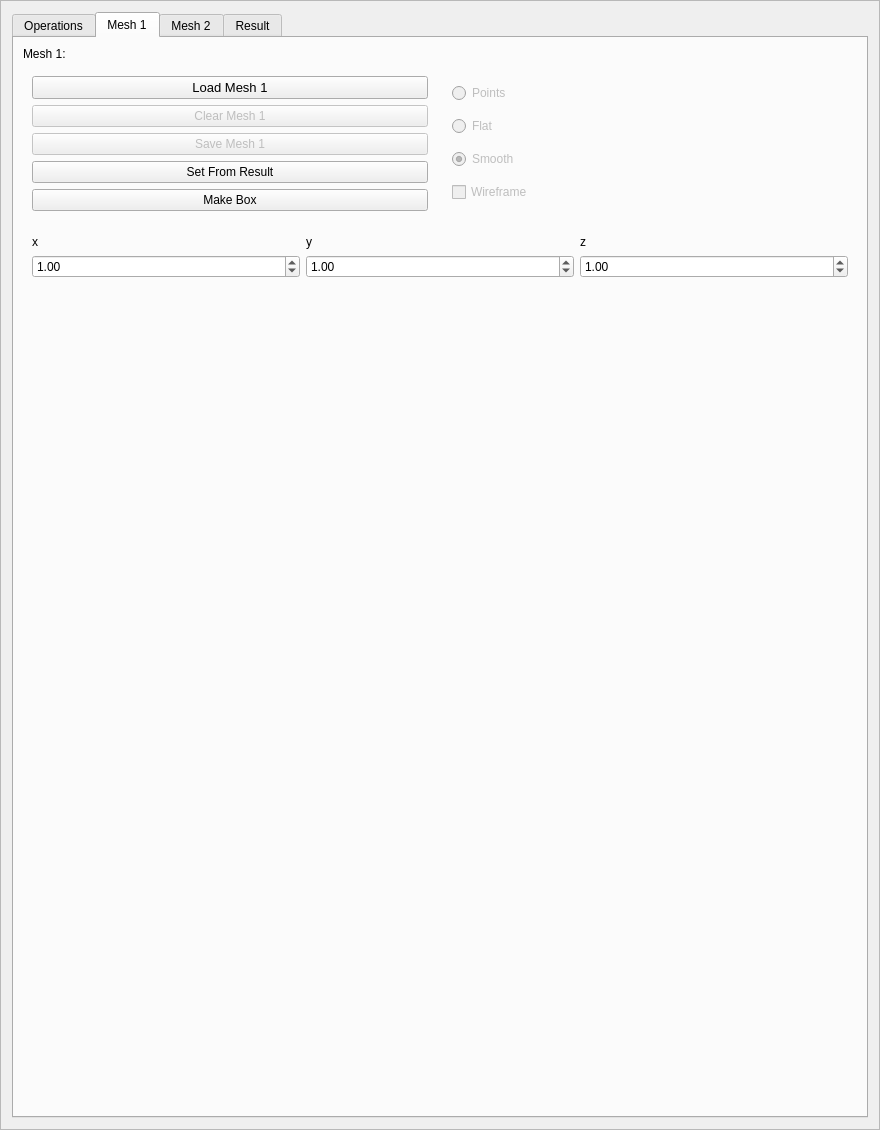
cg3hci/cg3lib, file cg3/viewer/managers/booleans_manager.ui: the form before one commit.
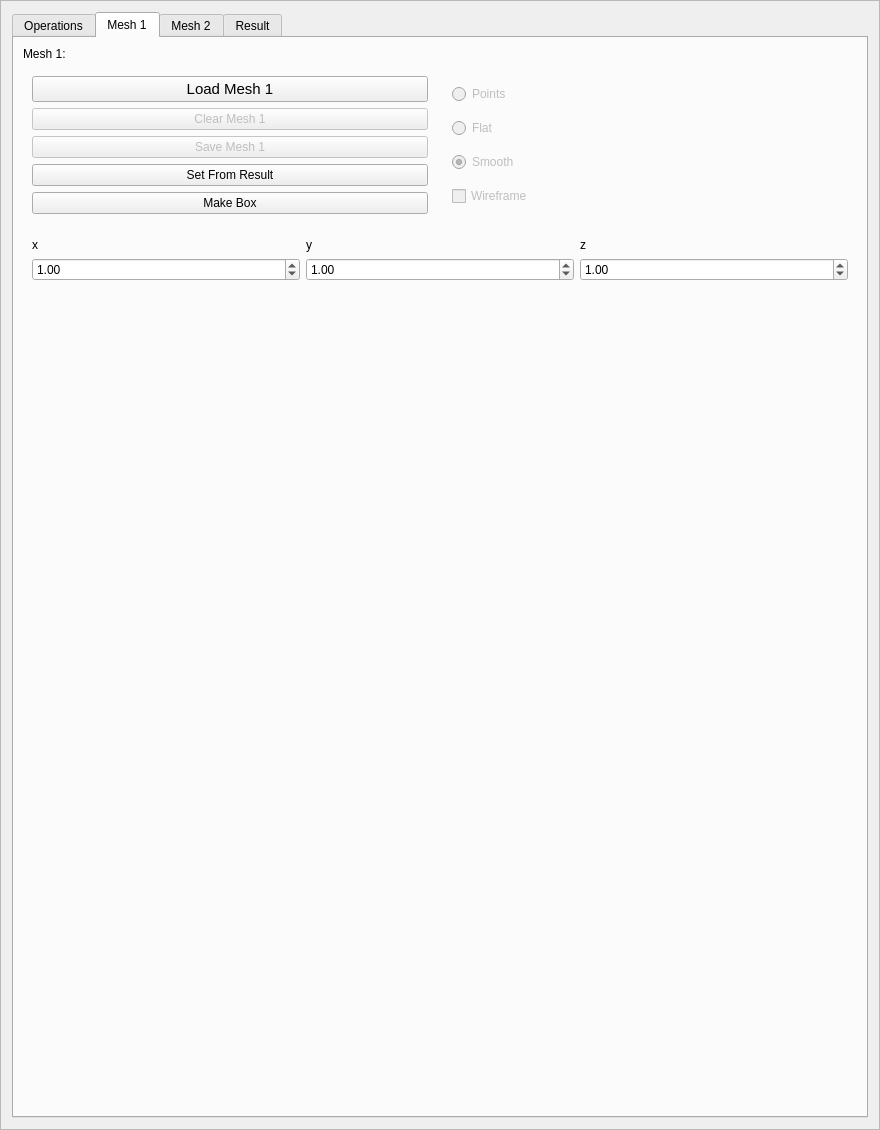
The form after the commit.

```diff
--- a/cg3/viewer/managers/booleans_manager.ui
+++ b/cg3/viewer/managers/booleans_manager.ui
@@ -449,7 +449,7 @@
            <widget class="QPushButton" name="loadEigenMeshButton">
             <property name="font">
              <font>
-              <pointsize>10</pointsize>
+              <pointsize>11</pointsize>
              </font>
             </property>
             <property name="text">
```
